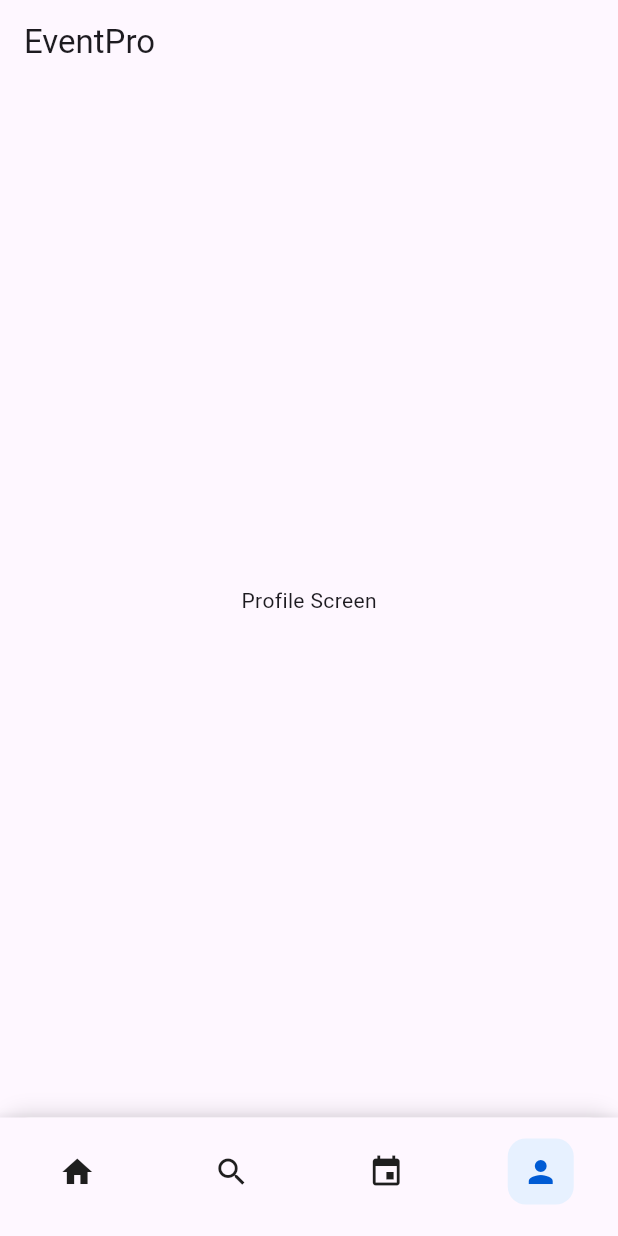
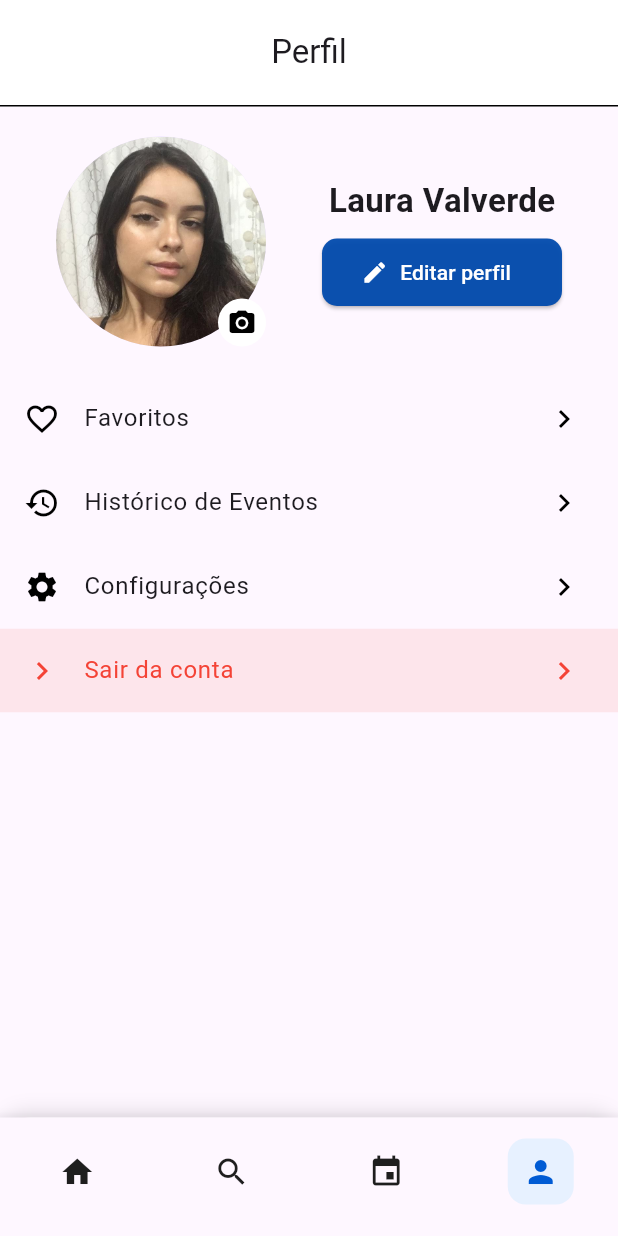
Before and after one commit to imMuriloNeres/eventpro-client, a Flutter app: the ProfileScreen screen opened by its route, on a phone screen of 412 x 824 dp. Run offline on Flutter 3.47's test engine with Material 3 defaults, Android fonts, the light colour scheme and no system bars; our stand-ins replace go_router.

Commit message:
modifica a tela perfil, cria pasta para appbars e pasta de funções separadas

```diff
--- /dev/null
+++ b/lib/appbars/appbarperfil.dart
@@ -0,0 +1,18 @@
+import 'package:flutter/material.dart';
+
+// Função que cria o appbar do Perfil
+PreferredSizeWidget appBarPerfil() {
+  return AppBar(
+    title: Text('Perfil'),
+    centerTitle: true,
+    toolbarHeight: 70,
+    backgroundColor: Colors.white,
+    bottom: PreferredSize(
+      preferredSize: Size.fromHeight(1.0),
+      child: Container(
+        color: Colors.black,
+        height: 1,
+      ),
+    ),
+  );
+}
--- a/lib/screens/profile_screen.dart
+++ b/lib/screens/profile_screen.dart
@@ -1,17 +1,96 @@
+import 'package:eventpro_app/appbars/appbarperfil.dart';
+import 'package:eventpro_app/utils/botaopersonalizado.dart';
+import 'package:eventpro_app/utils/criarlisttiles.dart';
+import 'package:eventpro_app/utils/fotoperfil.dart';
 import 'package:flutter/material.dart';
 
-class ProfileScreen extends StatelessWidget {
+class ProfileScreen extends StatefulWidget {
   const ProfileScreen({super.key});
+
+  @override
+  State<ProfileScreen> createState() => _ProfileScreenState();
+}
+
+class _ProfileScreenState extends State<ProfileScreen> {
+  String nomeUsuario = "Laura Valverde";
 
   @override
   Widget build(BuildContext context) {
     return Scaffold(
-      appBar: AppBar(
-        title: const Text("EventPro"),
+      appBar: appBarPerfil(),
+      body: SafeArea(
+        child: Container(
+          color: Colors.transparent,
+          width: double.infinity,
+          height: double.infinity,
+          child: SingleChildScrollView(
+            child: Column(
+              children: [
+                Row(
+                  mainAxisAlignment: MainAxisAlignment.spaceEvenly,
+                  children: [
+                    fotoPerfil( // função que retorna a foto de perfil
+                      imagePath: 'assets/images/perfil.jpg',
+                      onCameraTap: () {
+                        print('Abrir seletor de imagem');
+                      },
+                    ),
+                    Padding(
+                      padding: EdgeInsets.only(right: 20),
+                      child: Column(
+                        children: [
+                          // nome do usuário
+                          Text(
+                            nomeUsuario,  // variável que passa o nome
+                            style: TextStyle(
+                              fontSize: 22,
+                              fontWeight: FontWeight.bold,
+                            ),
+                          ),
+                          SizedBox(height: 10),
+                          // botão Editar perfil
+                          customButton(   // função que retorna botão personalizado
+                            width: 160,
+                            height: 45,
+                            icon: Icons.edit,
+                            iconColor: Colors.white,
+                            text: 'Editar perfil',
+                            textStyle: TextStyle(color: Colors.white),
+                            color: Color.fromARGB(240, 0, 74, 173),
+                            borderRadius: 10, // borda mais arredondada
+                            onPressed: () {
+                              print('Botão editar perfil clicado!');
+                            },
+                          ),
+                        ]
+                      ),
+                    ),
+                  ]
+                ),
+                Column(
+                  children: [
+                    criarListTiles(Icons.favorite_border, 'Favoritos', (){}, iconColor: Colors.black,),
+                    criarListTiles(Icons.history, 'Histórico de Eventos', (){}, iconColor: Colors.black,),
+                    criarListTiles(Icons.settings, 'Configurações', (){}, iconColor: Colors.black,),
+                    criarListTiles(
+                      Icons.chevron_right,
+                      'Sair da conta',
+                      (){
+                        print("Deslogado!!!");
+                        },
+                      textStyle: TextStyle(
+                        color: Colors.red,
+                      ),
+                      iconColor: Colors.red,
+                      backgroundColor: Colors.red.withOpacity(0.1),
+                    ),
+                  ],
+                ),
+              ],
+            ),
+          ),
+        ),
       ),
-      body: SafeArea(child: Center(
-        child: const Text("Profile Screen"),
-      )),
     );
   }
 }
--- /dev/null
+++ b/lib/utils/botaopersonalizado.dart
@@ -0,0 +1,30 @@
+import 'package:flutter/material.dart';
+
+// função que retorna um botão personalizado
+Widget customButton({
+  required double width,
+  required double height,
+  required String text,
+  required Color color,
+  required IconData icon,
+  required VoidCallback onPressed,
+  required TextStyle textStyle,
+  Color iconColor = Colors.white,
+  double borderRadius = 8.0, // novo parâmetro
+}) {
+  return SizedBox(
+    width: width,
+    height: height,
+    child: ElevatedButton.icon(
+      icon: Icon(icon, color: iconColor),
+      label: Text(text, style: textStyle),
+      onPressed: onPressed,
+      style: ElevatedButton.styleFrom(
+        backgroundColor: color,
+        shape: RoundedRectangleBorder(
+          borderRadius: BorderRadius.circular(borderRadius),
+        ),
+      ),
+    ),
+  );
+}
--- /dev/null
+++ b/lib/utils/criarlisttiles.dart
@@ -0,0 +1,28 @@
+import 'package:flutter/material.dart';
+
+// Função que cria ListTiles
+Widget criarListTiles(
+  IconData icone,
+  String texto,
+  VoidCallback onTap, {
+  TextStyle? textStyle,
+  Color? iconColor,
+  Color? backgroundColor,
+}) {
+  return MouseRegion(
+    cursor: SystemMouseCursors.click,
+    child: Material(
+      color: Colors.transparent,
+      child: ListTile(
+        leading: Icon(icone, color: iconColor),
+        title: Text(
+          texto,
+          style: textStyle,
+        ),
+        trailing: Icon(Icons.chevron_right, color: iconColor),
+        onTap: onTap,
+        tileColor: backgroundColor,
+      ),
+    ),
+  );
+}
--- /dev/null
+++ b/lib/utils/fotoperfil.dart
@@ -0,0 +1,38 @@
+import 'package:flutter/material.dart';
+
+// função que retorna a foto do perfil do usuário com imagem e ação personalizáveis
+Widget fotoPerfil({
+  required String imagePath,
+  required VoidCallback onCameraTap,
+}) {
+  return Padding(
+    padding: EdgeInsets.all(20),
+    child: Stack(
+      alignment: Alignment.bottomRight,
+      children: [
+        // Foto de perfil
+        CircleAvatar(
+          radius: 70,
+          backgroundImage: AssetImage(imagePath),
+        ),
+
+        // Botão de câmera sobreposto
+        InkWell(
+          onTap: onCameraTap,
+          child: Container(
+            decoration: BoxDecoration(
+              color: Colors.white,
+              shape: BoxShape.circle,
+            ),
+            padding: EdgeInsets.all(6),
+            child: Icon(
+              Icons.camera_alt,
+              size: 20,
+              color: Colors.black,
+            ),
+          ),
+        ),
+      ],
+    ),
+  );
+}
```
Also changed, not shown: pubspec.yaml (+3 -68 lines), assets/images/perfil.jpg (added), 1 other file.
